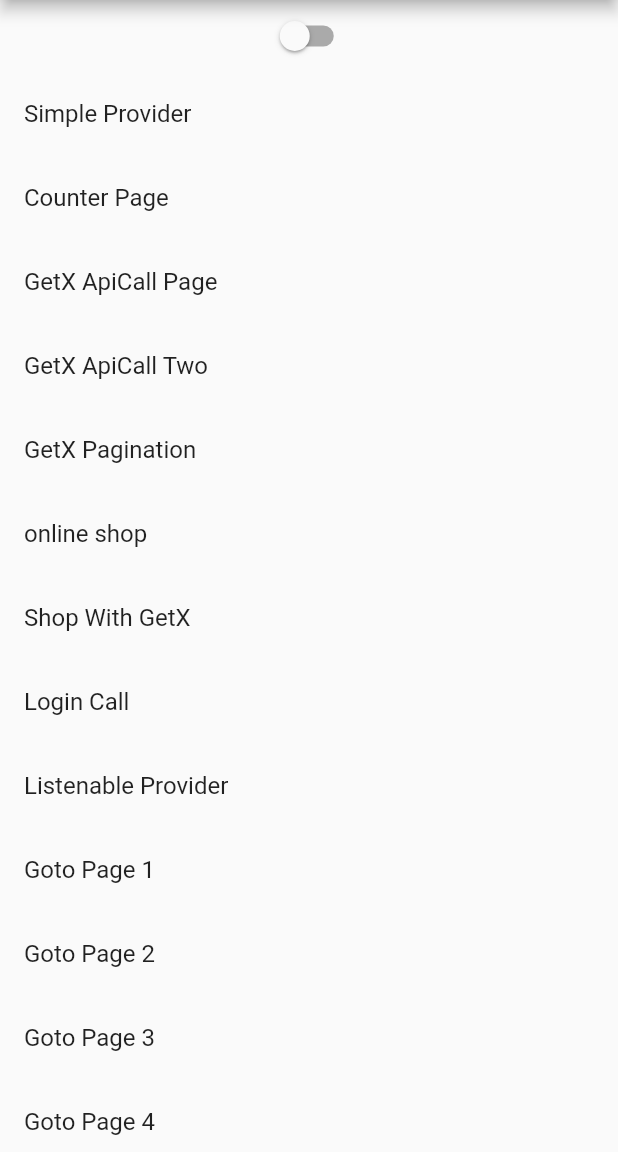
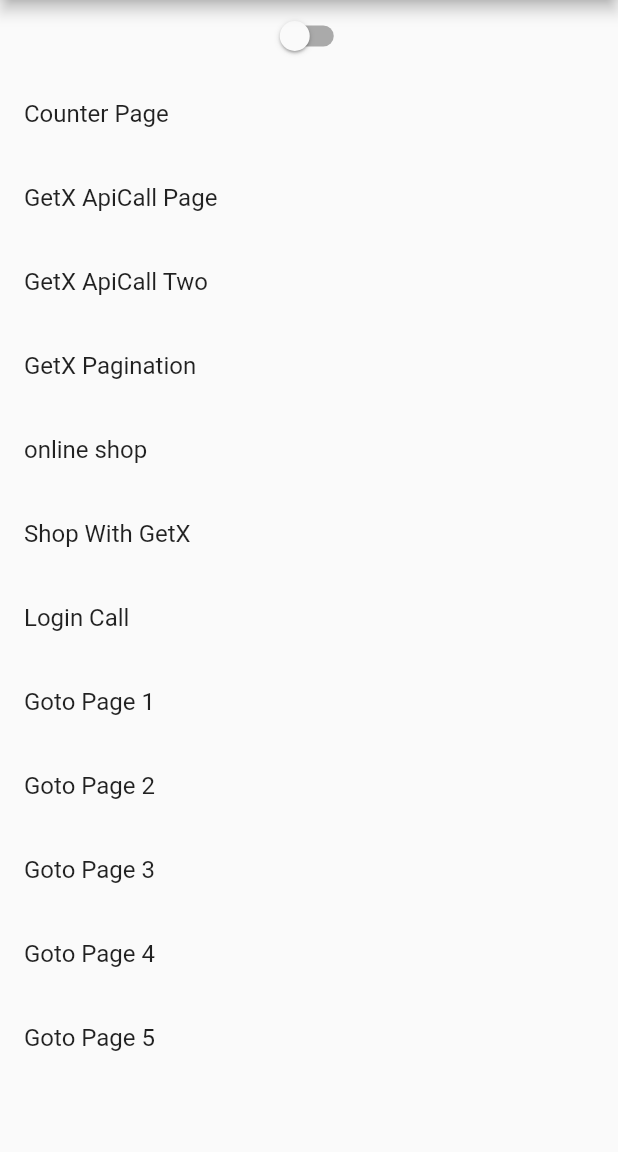
Before and after one commit to SaiyedMustaq/Flutter-App, a Flutter app: the screen it shows after launch, on a phone screen of 412 x 824 dp, the part 84-1236 px from its top. Run offline on Flutter 3.47's test engine with Material 2 defaults, Android fonts, the phone set to English and light mode, and no system bars; our stand-ins replace dio, get, internet_connection_checker.

Commit message:
struct change

```diff
--- a/lib/main.dart
+++ b/lib/main.dart
@@ -1,6 +1,5 @@
 import 'package:flutter/material.dart';
-import 'package:flutter_rnd/provider/SimpleProvider.dart';
-import 'package:flutter_rnd/provider/paginvation/PaginationProvider.dart';
+
 import 'package:get/get.dart';
 import 'package:internet_connection_checker/internet_connection_checker.dart';
 import 'package:provider/provider.dart';
@@ -17,7 +16,6 @@ import 'globleNavigation/PageFour.dart';
 import 'globleNavigation/PageOne.dart';
 import 'globleNavigation/PageThree.dart';
 import 'globleNavigation/PageTwo.dart';
-import 'provider/paginvation/PhotoProvider.dart';
 
 void main() {
   runApp(MyApp());
@@ -31,13 +29,7 @@ class MyApp extends StatelessWidget {
     return StreamProvider<InternetConnectionStatus>(
       initialData: InternetConnectionStatus.connected,
       create: (context) => InternetConnectionChecker().onStatusChange,
-      child: MultiProvider(
-        providers: [
-          ChangeNotifierProvider<PhotoProvider>(
-            create: (_) => PhotoProvider(),
-          ),
-        ],
-        builder: (context, child) => GetMaterialApp(
+      child: GetMaterialApp(
         title: 'Work',
         debugShowCheckedModeBanner: false,
         debugShowMaterialGrid: false,
@@ -46,7 +38,6 @@ class MyApp extends StatelessWidget {
         ),
         home: const MyHomePage(
           title: 'Work',
-          ),
         ),
       ),
     );
@@ -101,14 +92,6 @@ class _MyHomePageState extends State<MyHomePage> {
                 )),
             ListTile(
                 onTap: () {
-                  Navigator.push(
-                      context,
-                      MaterialPageRoute(
-                          builder: (context) => SimpleProvider()));
-                },
-                title: const Text('Simple Provider')),
-            ListTile(
-                onTap: () {
                   Navigator.push(context,
                       MaterialPageRoute(builder: (context) => CounterPage()));
                 },
@@ -161,15 +144,6 @@ class _MyHomePageState extends State<MyHomePage> {
                 title: const Text('Login Call')),
             ListTile(
                 onTap: () {
-                  Navigator.push(
-                      context,
-                      MaterialPageRoute(
-                          builder: (context) =>
-                              const PaginationProviderPage()));
-                },
-                title: const Text('Listenable Provider')),
-            ListTile(
-                onTap: () {
                   Navigator.push(context,
                       MaterialPageRoute(builder: (context) => const PageOne()));
                 },
--- a/pubspec.yaml
+++ b/pubspec.yaml
@@ -34,7 +34,7 @@ dependencies:
   # The following adds the Cupertino Icons font to your application.
   # Use with the CupertinoIcons class for iOS style icons.
   cupertino_icons: ^1.0.2
-  provider: ^6.0.2
+
   dio: ^4.0.4
   internet_connection_checker: ^0.0.1+2
   get_it: ^7.2.0
```
Lines whose indentation alone changed are shown as unchanged.
